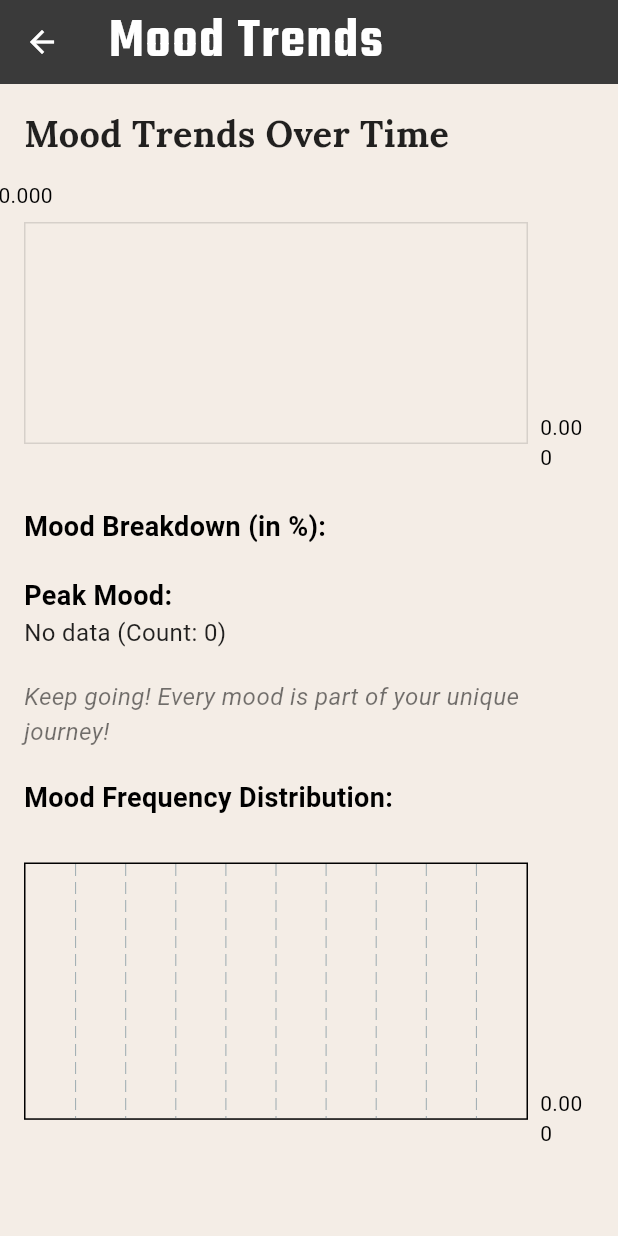
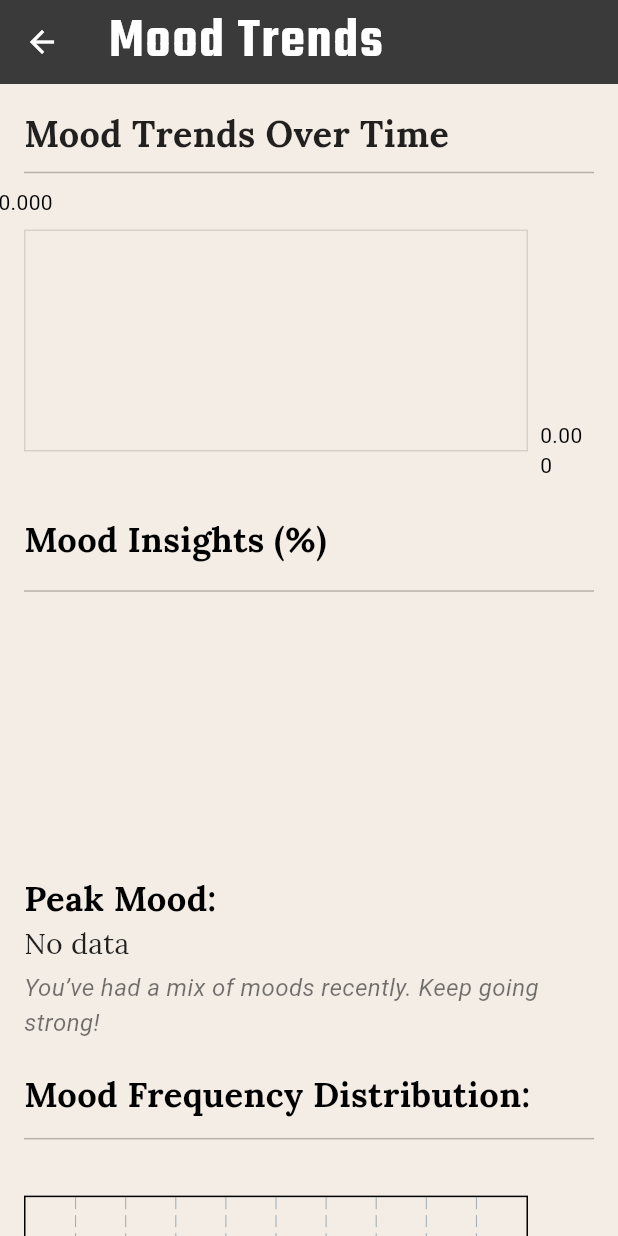
Before and after one commit to consnel8/FinalProject, a Flutter app: the JournalInsightsPage screen opened directly with empty values, on a phone screen of 412 x 824 dp. Run offline on Flutter 3.47's test engine with Material 3 defaults, Android fonts, the phone set to English and light mode, and no system bars; drawn by our look-alikes of fl_chart; our stand-ins replace adaptive_theme, cloud_firestore, firebase_auth, firebase_core, flex_color_scheme, flutter_local_notifications and 6 more; accounts and stored records are empty; project files that could hold a hidden picture were left out.

Commit message:
Added more mood insights and trends

```diff
--- a/finalproject/lib/journal_insights_page.dart
+++ b/finalproject/lib/journal_insights_page.dart
@@ -9,27 +9,21 @@ class JournalInsightsPage extends StatelessWidget {
 
   @override
   Widget build(BuildContext context) {
-    // Calculate mood frequencies and insights
     Map<String, int> moodFrequency = _calculateMoodFrequency(entries);
     var totalEntries = entries.isNotEmpty ? entries.length : 1;
 
-    // Calculate mood percentages
     Map<String, double> moodPercentages = _calculateMoodPercentages(moodFrequency, totalEntries);
 
-    // Sort moods by frequency
     var sortedMoods = moodFrequency.entries.toList()
       ..sort((a, b) => b.value.compareTo(a.value));
 
-    // Prepare data for the charts
     List<BarChartGroupData> barChartData = _prepareBarChartData(sortedMoods);
     List<FlSpot> lineChartData = _prepareLineChartData(sortedMoods);
 
-    // Peak mood and personalized message
     String peakMood = sortedMoods.isNotEmpty ? sortedMoods.first.key : 'No data';
     int peakMoodCount = sortedMoods.isNotEmpty ? sortedMoods.first.value : 0;
     String personalizedMessage = _getPersonalizedMessage(peakMood);
 
-    // Detect dark mode
     bool isDarkMode = Theme.of(context).brightness == Brightness.dark;
 
     return Scaffold(
@@ -50,6 +44,7 @@ class JournalInsightsPage extends StatelessWidget {
           child: Column(
             crossAxisAlignment: CrossAxisAlignment.start,
             children: [
+              // Mood Trends Title with an elegant divider
               Text(
                 'Mood Trends Over Time',
                 style: TextStyle(
@@ -59,7 +54,8 @@ class JournalInsightsPage extends StatelessWidget {
                   color: isDarkMode ? Colors.white : Colors.black87,
                 ),
               ),
-              const SizedBox(height: 12),
+              const SizedBox(height: 1),
+              Divider(color: isDarkMode ? Colors.white30 : Colors.black26), // Divider
 
               // Line Chart
               AspectRatio(
@@ -108,7 +104,7 @@ class JournalInsightsPage extends StatelessWidget {
                         ),
                       ),
                       leftTitles: AxisTitles(
-                        sideTitles: SideTitles(showTitles: false), // Remove left axis titles
+                        sideTitles: SideTitles(showTitles: false),
                       ),
                     ),
                     borderData: FlBorderData(show: true, border: Border.all(color: isDarkMode ? Colors.white : Colors.black12)),
@@ -118,49 +114,105 @@ class JournalInsightsPage extends StatelessWidget {
               ),
               const SizedBox(height: 20),
 
-              // Mood Breakdown
+              // Mood Insights Section with improved separation
               Text(
-                'Mood Breakdown (in %):',
+                'Mood Insights (%)',
                 style: TextStyle(
-                  fontSize: 18,
+                  fontSize: 23,
                   fontWeight: FontWeight.bold,
+                  fontFamily: 'Lora',
                   color: isDarkMode ? Colors.white : Colors.black,
                 ),
               ),
-              if (moodPercentages.isNotEmpty)
-                ...moodPercentages.entries.map((mood) {
+              const SizedBox(height: 10),
+              Divider(color: isDarkMode ? Colors.white30 : Colors.black26), // Divider
+
+              Row(
+                crossAxisAlignment: CrossAxisAlignment.start,
+                children: [
+                  // Pie Chart
+                  Expanded(
+                    child: AspectRatio(
+                      aspectRatio: 1,
+                      child: PieChart(
+                        PieChartData(
+                          sections: moodPercentages.entries.map((mood) {
+                            return PieChartSectionData(
+                              color: _getMoodColor(mood.key),
+                              value: mood.value,
+                              title: '${mood.value.toStringAsFixed(1)}%',
+                              radius: 80,
+                              titleStyle: const TextStyle(
+                                fontSize: 14,
+                                fontWeight: FontWeight.bold,
+                                color: Colors.white,
+                              ),
+                            );
+                          }).toList(),
+                          sectionsSpace: 2,
+                          centerSpaceRadius: 6,
+                        ),
+                      ),
+                    ),
+                  ),
+                  const SizedBox(width: 20),
+
+                  // Mood Legend with better separation
+                  Expanded(
+                    child: Column(
+                      crossAxisAlignment: CrossAxisAlignment.start,
+                      children: moodPercentages.entries.map((mood) {
                         return Padding(
                           padding: const EdgeInsets.symmetric(vertical: 4.0),
-                    child: Text(
+                          child: Row(
+                            children: [
+                              Container(
+                                width: 16,
+                                height: 16,
+                                margin: const EdgeInsets.only(right: 8.0),
+                                decoration: BoxDecoration(
+                                  color: _getMoodColor(mood.key),
+                                  borderRadius: BorderRadius.circular(3),
+                                ),
+                              ),
+                              Text(
                                 '${mood.key}: ${mood.value.toStringAsFixed(1)}%',
                                 style: TextStyle(
                                   fontSize: 16,
                                   color: isDarkMode ? Colors.white : Colors.black87,
                                 ),
                               ),
+                            ],
+                          ),
                         );
                       }).toList(),
-              const SizedBox(height: 20),
+                    ),
+                  ),
+                ],
+              ),
+              const SizedBox(height: 0.1),
 
-              // Peak Mood
+              // Peak Mood Section with more emphasis
               Text(
                 'Peak Mood:',
                 style: TextStyle(
-                  fontSize: 18,
+                  fontSize: 23,
                   fontWeight: FontWeight.bold,
+                  fontFamily: 'Lora',
                   color: isDarkMode ? Colors.white : Colors.black,
                 ),
               ),
               Text(
-                '$peakMood (Count: $peakMoodCount)',
+                '$peakMood',
                 style: TextStyle(
-                  fontSize: 16,
+                  fontSize: 19,
+                  fontFamily: 'Lora',
                   color: isDarkMode ? Colors.white : Colors.black87,
                 ),
               ),
-              const SizedBox(height: 20),
+              const SizedBox(height: 5),
 
-              // Personalized Message
+              // Personalized Message with emphasis
               Text(
                 personalizedMessage,
                 style: TextStyle(
@@ -171,15 +223,19 @@ class JournalInsightsPage extends StatelessWidget {
               ),
               const SizedBox(height: 20),
 
-              // Bar Chart
+              // Mood Frequency Distribution with a divider before
               Text(
                 'Mood Frequency Distribution:',
                 style: TextStyle(
-                  fontSize: 18,
+                  fontSize: 23,
                   fontWeight: FontWeight.bold,
+                  fontFamily: 'Lora',
                   color: isDarkMode ? Colors.white : Colors.black,
                 ),
               ),
+              const SizedBox(height: 5),
+              Divider(color: isDarkMode ? Colors.white30 : Colors.black26), // Divider
+
               AspectRatio(
                 aspectRatio: 1.7,
                 child: BarChart(
@@ -208,7 +264,7 @@ class JournalInsightsPage extends StatelessWidget {
                         ),
                       ),
                       leftTitles: AxisTitles(
-                        sideTitles: SideTitles(showTitles: false), // Remove left axis titles
+                        sideTitles: SideTitles(showTitles: false),
                       ),
                     ),
                     borderData: FlBorderData(show: true),
@@ -283,19 +339,19 @@ class JournalInsightsPage extends StatelessWidget {
   Color _getMoodColor(String mood) {
     switch (mood.toLowerCase()) {
       case 'happy 😊':
-        return const Color(0xFFFFD700); // Soft yellow
+        return const Color(0xFFBB9C01); // Soft yellow
       case 'sad 🌧️':
-        return const Color(0xFF87CEEB); // Soft blue
+        return const Color(0xFF2F91BB); // Soft blue
       case 'motivated 🎯':
-        return const Color(0xFF98FB98); // Pale green
+        return const Color(0xFF4DC04D); // Pale green
       case 'excited 🎉':
-        return const Color(0xFFFFA07A); // Light coral
+        return const Color(0xFFFF8B5B); // Light coral
       case 'relaxed 🧘':
         return const Color(0xFFBA55D3); // Orchid
       case 'grateful 🙏':
-        return const Color(0xFF40E0D0); // Turquoise
+        return const Color(0xFF21B2A3); // Turquoise
       case 'stressed 😓':
-        return const Color(0xFFFF69B4); // Hot pink
+        return const Color(0xFFFF3564); // Hot pink
       default:
         return const Color(0xFFC0C0C0); // Light gray
     }
@@ -309,17 +365,17 @@ class JournalInsightsPage extends StatelessWidget {
       case 'happy 😊':
         return 'Keep spreading that joy! Your positivity is contagious!';
       case 'motivated 🎯':
-        return 'Great job! Keep pushing forward with that motivation!';
+        return 'You’ve had a positive and upbeat mood recently. Keep that energy flowing!';
       case 'excited 🎉':
         return 'Your excitement is fueling your progress! Keep it up!';
       case 'sad 🌧️':
-        return 'It’s okay to feel down sometimes. Take care of yourself and reach out if you need support.';
+        return 'It seems you’ve been feeling a bit down lately. Remember, better days are ahead!';
       case 'relaxed 🧘':
         return 'Enjoy the peace and calm you’ve found. Take this time to recharge!';
       case 'grateful 🙏':
         return 'Gratitude is a powerful force. Keep appreciating the little things!';
       default:
-        return 'Keep going! Every mood is part of your unique journey!';
+        return 'You’ve had a mix of moods recently. Keep going strong!';
     }
   }
 }
```
Also changed, not shown: finalproject/assets/mood_trends.png, finalproject/pubspec.lock. Lines whose indentation alone changed are shown as unchanged.
